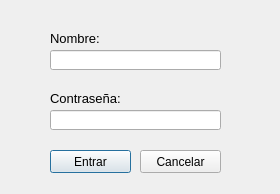
fernandusxd1/Informatica_Avanzada, file login.ui: the form before one commit.
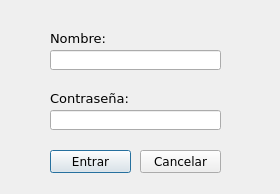
The form after the commit.

Diff of the .ui file:
```diff
--- a/login.ui
+++ b/login.ui
@@ -10,6 +10,11 @@
     <height>194</height>
    </rect>
   </property>
+  <property name="font">
+   <font>
+    <family>Verdana</family>
+   </font>
+  </property>
   <property name="windowTitle">
    <string>Dialog</string>
   </property>
@@ -50,6 +55,7 @@
    </property>
    <property name="font">
     <font>
+     <family>Verdana</family>
      <pointsize>10</pointsize>
     </font>
    </property>
@@ -62,12 +68,13 @@
     <rect>
      <x>50</x>
      <y>30</y>
-     <width>51</width>
+     <width>71</width>
      <height>16</height>
     </rect>
    </property>
    <property name="font">
     <font>
+     <family>Verdana</family>
      <pointsize>10</pointsize>
     </font>
    </property>
@@ -84,6 +91,11 @@
      <height>23</height>
     </rect>
    </property>
+   <property name="font">
+    <font>
+     <family>Verdana</family>
+    </font>
+   </property>
    <property name="text">
     <string>Entrar</string>
    </property>
```
Left out of the diff: 2 changed lines with no effect on the pictures.
